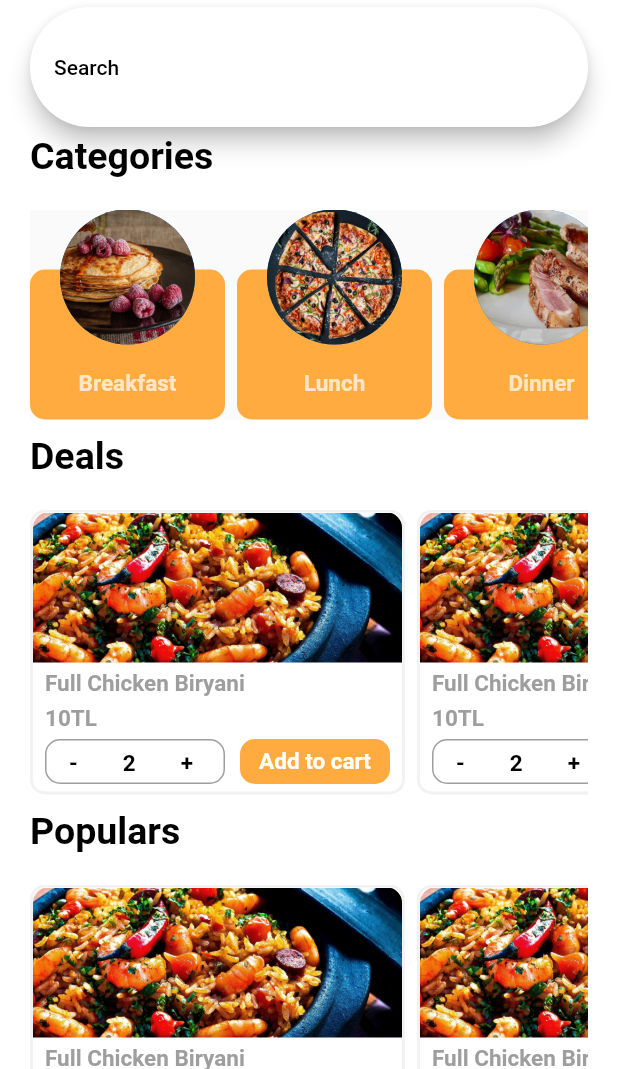
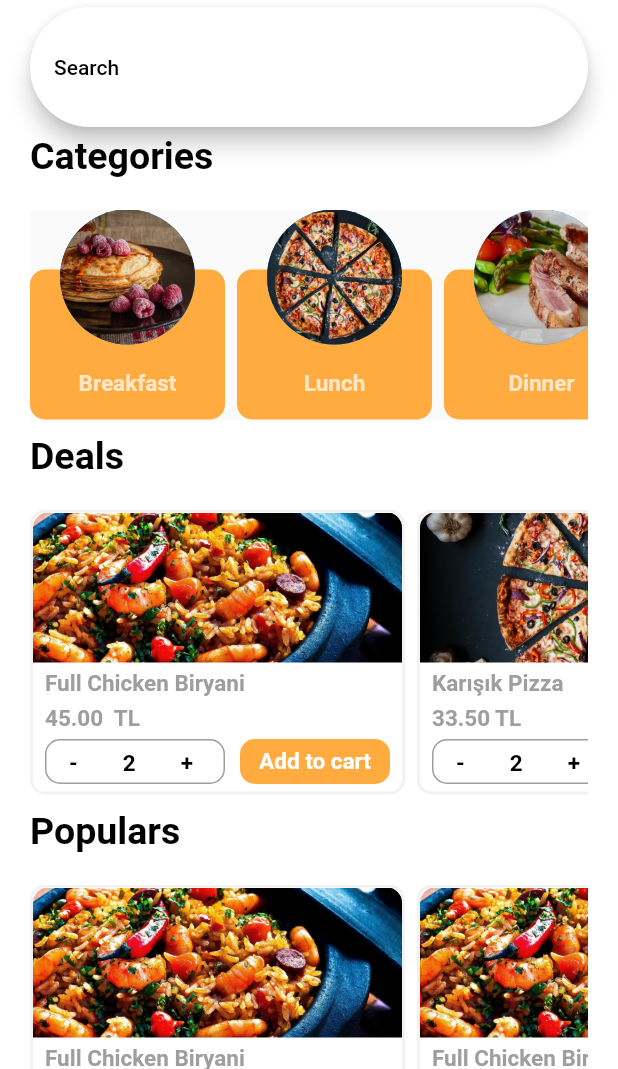
Before and after one commit to MerveCoban1/digigarson_demo_design, a Flutter app: the HomeScreen screen opened directly, on a phone screen of 412 x 824 dp, the part 167-1236 px from its top. Run offline on Flutter 3.47's test engine with Material 2 defaults, Android fonts, the phone set to English and light mode, and no system bars; missing offline and left inert: flappy_search_bar, qr_code_scanner.

Commit message:
duzenleme yapildi

```diff
--- a/lib/main.dart
+++ b/lib/main.dart
@@ -1,5 +1,5 @@
 //@dart=2.9
-import 'package:digigarson_demo_design/views/home_screen.dart';
+import 'package:digigarson_demo_design/views/signin.dart';
 import 'package:flutter/material.dart';
 
 void main() {
@@ -16,7 +16,7 @@ class MyApp extends StatelessWidget {
       theme: ThemeData(
         primarySwatch: Colors.blue,
       ),
-      home: HomeScreen(),
+      home: SignIn(),
     );
   }
 }
--- a/lib/views/home_screen.dart
+++ b/lib/views/home_screen.dart
@@ -19,7 +19,14 @@ class _HomeScreenState extends State<HomeScreen>{
   Widget build(BuildContext context) {
     return Scaffold(
       backgroundColor: Colors.white,
-      appBar: AppBar(
+      appBar: buildAppBar(context),
+      body: buildListView(),
+      drawer: buildDrawer(context),
+    );
+  }
+
+  AppBar buildAppBar(BuildContext context) {
+    return AppBar(
       iconTheme: IconThemeData(
         color: Colors.orangeAccent,
       ),
@@ -40,9 +47,11 @@ class _HomeScreenState extends State<HomeScreen>{
           child: Icon(Icons.shopping_cart),
         ),
       ],
-      ),
-      body: buildListView(),
-      drawer: Drawer(
+    );
+  }
+
+  Drawer buildDrawer(BuildContext context) {
+    return Drawer(
       child: ListView(
         padding: EdgeInsets.all(0.0),
         children: [
@@ -107,7 +116,6 @@ class _HomeScreenState extends State<HomeScreen>{
             },
           ),
         ],
-        ),
       ),
     );
   }
@@ -226,9 +234,9 @@ class _HomeScreenState extends State<HomeScreen>{
             child: ListView(
               scrollDirection: Axis.horizontal,
               children: [
-                DealCard("Full Chicken Biryani","assets/images/yemek4.jpg","10TL"),
-                DealCard("Full Chicken Biryani","assets/images/yemek4.jpg","10TL"),
-                DealCard("Full Chicken Biryani","assets/images/yemek4.jpg","10TL"),
+                DealCard("Full Chicken Biryani","assets/images/yemek4.jpg","45.00  TL","Dinner"),
+                DealCard("Karışık Pizza","assets/images/yemek3.jpg","33.50 TL","Pizza"),
+                DealCard("Tatlı","assets/images/yemek2.jpg","100.05 TL","Tatlı"),
               ],
             ),
           ),
@@ -262,9 +270,9 @@ class _HomeScreenState extends State<HomeScreen>{
             child: ListView(
               scrollDirection: Axis.horizontal,
               children: [
-                DealCard("Full Chicken Biryani","assets/images/yemek4.jpg","10TL"),
-                DealCard("Full Chicken Biryani","assets/images/yemek4.jpg","10TL"),
-                DealCard("Full Chicken Biryani","assets/images/yemek4.jpg","10TL"),
+                DealCard("Full Chicken Biryani","assets/images/yemek4.jpg","70  TL","Dinner"),
+                DealCard("Full Chicken Biryani","assets/images/yemek4.jpg","20  TL","Dinner"),
+                DealCard("Full Chicken Biryani","assets/images/yemek4.jpg","100 TL","Dinner"),
               ],
             ),
           ),
--- a/lib/views/qr_scan_screen.dart
+++ b/lib/views/qr_scan_screen.dart
@@ -28,6 +28,7 @@ class _QrScanState extends State<QrScan> {
       body: Center(
         child: ElevatedButton(
           onPressed: () {
+            Navigator.pop(context);
             Navigator.of(context).push(MaterialPageRoute(
               builder: (context) => QRViewExample(),
             ));
--- a/lib/views/signin.dart
+++ b/lib/views/signin.dart
@@ -1,3 +1,4 @@
+import 'package:digigarson_demo_design/views/allowLocation.dart';
 import 'package:flutter/material.dart';
 
 class SignIn extends StatefulWidget {
@@ -108,7 +109,8 @@ class _SignInState extends State<SignIn> {
                           style: BorderStyle.solid),
                       borderRadius: BorderRadius.circular(20)),
                   onPressed: () {
-                    FocusScopeNode currentFocus = FocusScope.of(context);
+                    Navigator.pop(context);
+                    Navigator.of(context).push(MaterialPageRoute(builder: (context)=> AllowLocation()));
                   },
                   child: Text(
                     "SEND",
--- a/lib/widgets/categoryCard.dart
+++ b/lib/widgets/categoryCard.dart
@@ -1,3 +1,4 @@
+import 'package:digigarson_demo_design/views/restaurant_menu_screen.dart';
 import 'package:flutter/cupertino.dart';
 import 'package:flutter/material.dart';
 
@@ -15,7 +16,8 @@ class _CategoryCardState extends State<CategoryCard> {
   Widget build(BuildContext context) {
     return Material(
       child: InkWell(
-        onTap: () async{
+        onTap: () {
+          Navigator.push(context, MaterialPageRoute(builder: (context)=>RestaurantMenuScreen(widget.categoryName)));
         },
         child: Padding(
           padding: const EdgeInsets.only(right: 8.0),
--- a/lib/widgets/dealCard.dart
+++ b/lib/widgets/dealCard.dart
@@ -6,8 +6,9 @@ class DealCard extends StatefulWidget{
   var dealName;
   var dealImage;
   var dealPrice;
+  var dealCategory;
 
-  DealCard(this.dealName, this.dealImage,this.dealPrice);
+  DealCard(this.dealName, this.dealImage,this.dealPrice,this.dealCategory);
 
   @override
   _DealCardState createState() => _DealCardState();
@@ -25,7 +26,7 @@ class _DealCardState extends State<DealCard> {
         ),
         child: InkWell(
           onTap: () {
-            Navigator.push(context, MaterialPageRoute(builder: (context)=>ProductDetailScreen()));
+            Navigator.push(context, MaterialPageRoute(builder: (context)=>ProductDetailScreen(widget.dealName,widget.dealImage,widget.dealPrice,widget.dealCategory)));
           },
           child: ListView(
             children: [
--- a/lib/widgets/showAlertDialog.dart
+++ b/lib/widgets/showAlertDialog.dart
@@ -1,3 +1,4 @@
+import 'package:digigarson_demo_design/views/home_screen.dart';
 import 'package:flutter/cupertino.dart';
 import 'package:flutter/material.dart';
 
@@ -9,6 +10,8 @@ showAlertDialog(BuildContext context) async {
     ),
     onPressed: () {
       Navigator.of(context).pop();
+      Navigator.of(context).pop();
+      Navigator.of(context).push(MaterialPageRoute(builder: (context)=> HomeScreen()));
     },
   );
   Widget allowButton = FlatButton(
@@ -18,6 +21,8 @@ showAlertDialog(BuildContext context) async {
     ),
     onPressed: () {
       Navigator.of(context).pop();
+      Navigator.of(context).pop();
+      Navigator.of(context).push(MaterialPageRoute(builder: (context)=> HomeScreen()));
     },
   );
 
```
Also changed, not shown: lib/views/product_detail_screen.dart (+31 -24 lines), lib/views/restaurant_menu_screen.dart (+10 -2 lines). Lines whose indentation alone changed are shown as unchanged.
